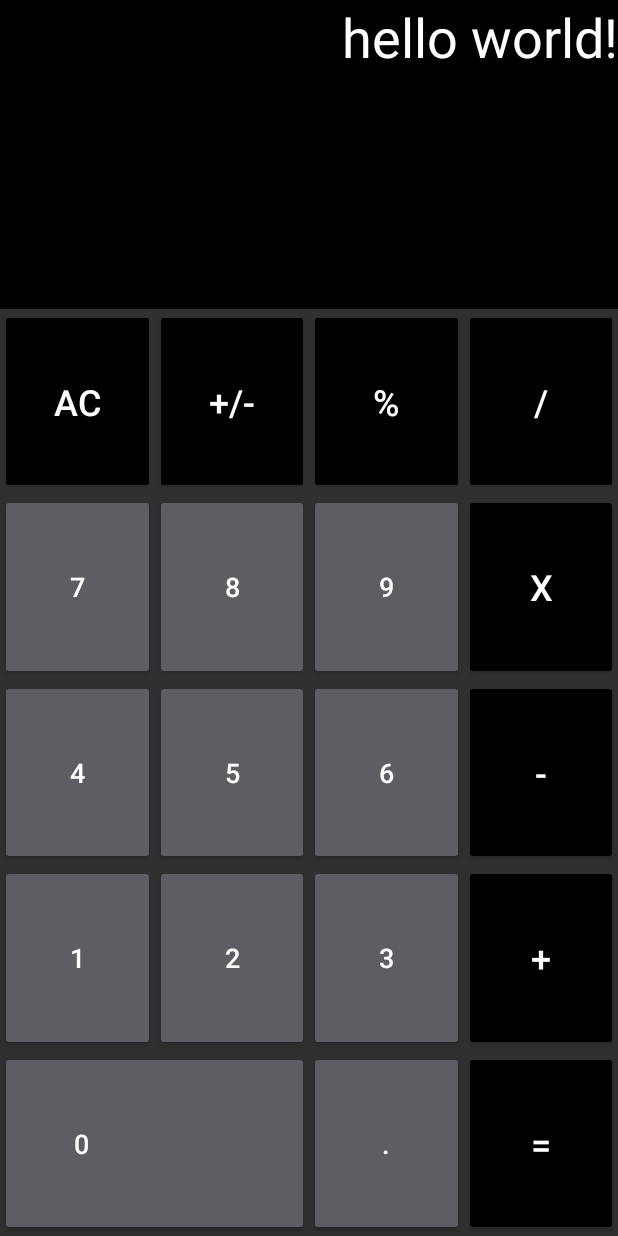
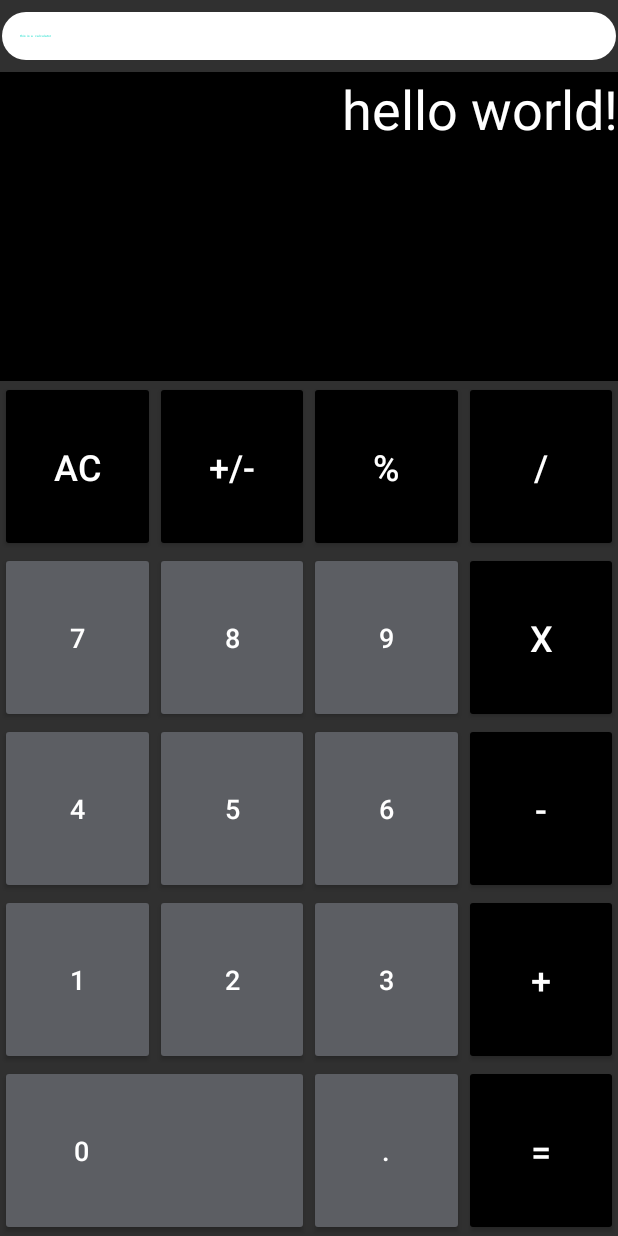
Before and after one commit to qyang89/MaterialDesign627, an Android app: the screen it shows after launch (MainActivity), on a phone screen of 412 x 824 dp. Run offline under Robolectric (Android 15) with nearby library versions, the phone set to English and light mode, and no system bars.

Commit message:
adding chip to calc design

```diff
--- a/app/src/main/res/layout/activity_main.xml
+++ b/app/src/main/res/layout/activity_main.xml
@@ -4,6 +4,18 @@
     android:layout_height="match_parent"
     xmlns:app="http://schemas.android.com/apk/res-auto">
     tools:context=".MainActivity">
+
+    <!--add style here, ie., -->
+    <com.google.android.material.chip.Chip
+        android:id="@+id/chip"
+    android:layout_width="match_parent"
+    android:layout_height="wrap_content"
+        android:text="this is a calculator"
+        android:textColor="@color/design_default_color_secondary"
+        android:textSize="@dimen/cardview_default_elevation"
+        app:layout_constraintTop_toTopOf="parent"
+        />
+
 
 
     <TextView
@@ -20,9 +32,9 @@
         app:layout_constraintHorizontal_bias="0.0"
         app:layout_constraintLeft_toLeftOf="parent"
         app:layout_constraintRight_toRightOf="parent"
-        app:layout_constraintTop_toTopOf="parent"
+        app:layout_constraintTop_toBottomOf="@id/chip"
         app:layout_constraintVertical_bias="0.0" />
-
+    <!--app:layout_constraintTop_toTopOf="parent"-->
 
     <include
         layout="@layout/calculator_design"
```
